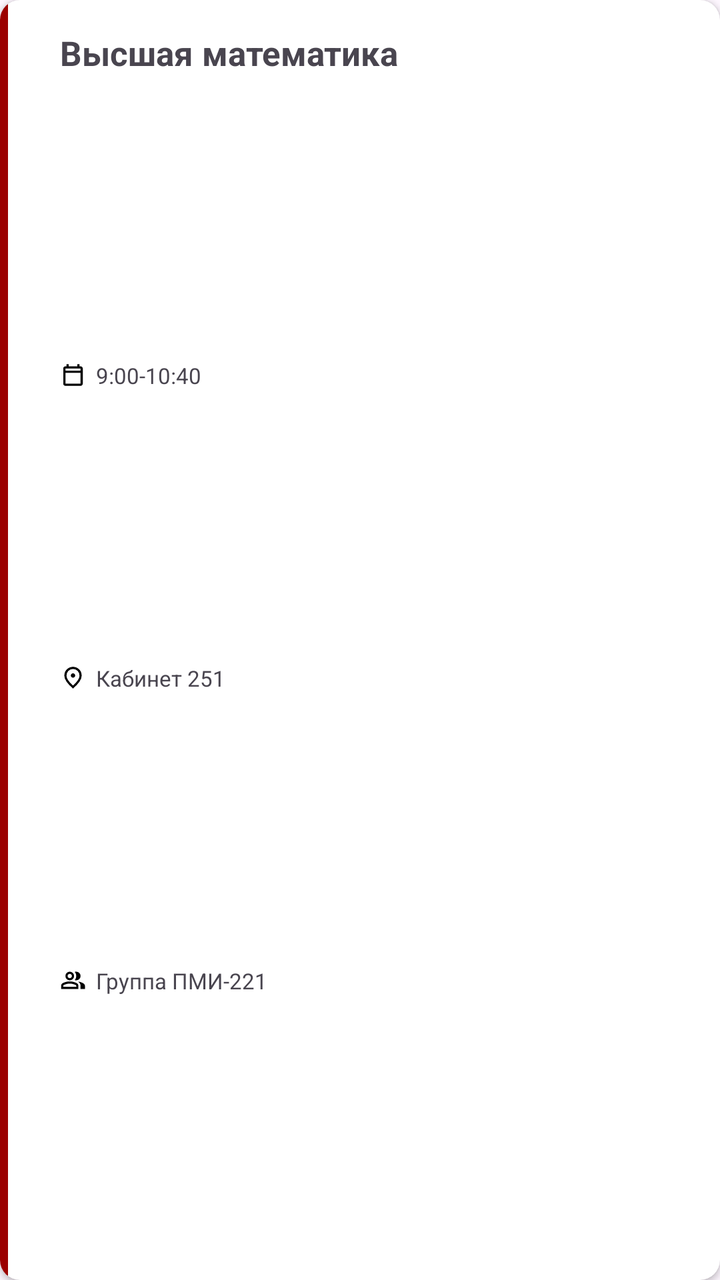
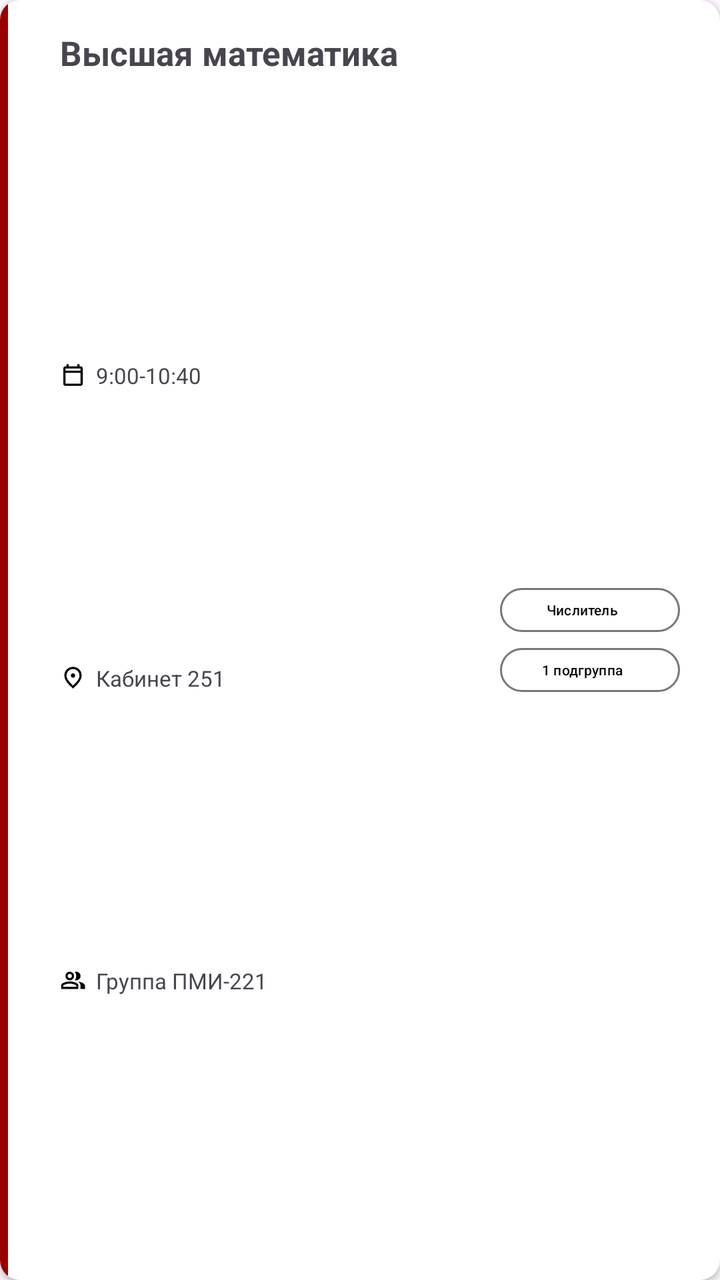

Before-and-after screenshots of an Android layout around one commit, followed by the original layout XML and the change that was made.
<!-- AndroidManifest.xml: application theme Theme.SKGA -->
<!-- res/layout/schedule_lesson_item.xml -->
<?xml version="1.0" encoding="utf-8"?>
<androidx.cardview.widget.CardView xmlns:android="http://schemas.android.com/apk/res/android"
    xmlns:app="http://schemas.android.com/apk/res-auto"
    android:id="@+id/nearestEventCV1"
    android:layout_width="match_parent"
    android:layout_height="wrap_content"
    android:layout_marginStart="20dp"
    android:layout_marginTop="5dp"
    android:layout_marginEnd="20dp"
    app:cardCornerRadius="10dp"
    app:layout_constraintTop_toBottomOf="@id/nearestEvents">

    <androidx.constraintlayout.widget.ConstraintLayout
        android:layout_width="match_parent"
        android:layout_height="match_parent">

        <androidx.cardview.widget.CardView
            android:id="@+id/cardColorStripe5"
            android:layout_width="4dp"
            android:layout_height="0dp"
            app:cardBackgroundColor="@color/red"
            app:cardCornerRadius="4dp"
            app:cardElevation="0dp"
            app:layout_constraintBottom_toBottomOf="parent"
            app:layout_constraintStart_toStartOf="parent"
            app:layout_constraintTop_toTopOf="parent" />

        <TextView
            android:id="@+id/scheduleLessonName"
            android:layout_width="wrap_content"
            android:layout_height="wrap_content"
            android:layout_marginStart="30dp"
            android:layout_marginTop="15dp"
            android:text="Высшая математика"
            android:textSize="17sp"
            android:textStyle="bold"
            app:layout_constraintStart_toStartOf="parent"
            app:layout_constraintTop_toTopOf="parent" />


        <ImageView
            android:id="@+id/eventDateIc"
            android:layout_width="13dp"
            android:layout_height="13dp"
            android:layout_marginTop="10dp"
            android:layout_marginEnd="5dp"
            android:src="@drawable/calendar_ic"
            android:tint="@color/black"
            app:layout_constraintBottom_toTopOf="@id/eventRoomIc"
            app:layout_constraintVertical_chainStyle="spread"
            app:layout_constraintStart_toStartOf="@id/scheduleLessonName"
            app:layout_constraintTop_toBottomOf="@id/scheduleLessonName" />

        <TextView
            android:id="@+id/scheduleLessonTime"
            android:layout_width="wrap_content"
            android:layout_height="wrap_content"
            android:layout_marginStart="5dp"
            android:text="9:00-10:40"
            android:textSize="11sp"
            app:layout_constraintBottom_toBottomOf="@id/eventDateIc"
            app:layout_constraintStart_toEndOf="@id/eventDateIc"
            app:layout_constraintTop_toTopOf="@id/eventDateIc" />

        <ImageView
            android:id="@+id/eventRoomIc"
            android:layout_width="13dp"
            android:layout_height="13dp"
            android:layout_marginTop="5dp"
            android:src="@drawable/location_ic"
            android:tint="@color/black"
            app:layout_constraintBottom_toTopOf="@id/eventAudienceIc"
            app:layout_constraintStart_toStartOf="@id/eventDateIc"
            app:layout_constraintTop_toBottomOf="@id/eventDateIc" />

        <TextView
            android:id="@+id/scheduleLessonRoom"
            android:layout_width="wrap_content"
            android:layout_height="wrap_content"
            android:layout_marginStart="5dp"
            android:text="Кабинет 251"
            android:textSize="11sp"
            app:layout_constraintBottom_toBottomOf="@id/eventRoomIc"
            app:layout_constraintStart_toEndOf="@id/eventRoomIc"
            app:layout_constraintTop_toTopOf="@id/eventRoomIc" />

        <ImageView
            android:id="@+id/eventAudienceIc"
            android:layout_width="13dp"
            android:layout_height="13dp"
            android:layout_marginTop="5dp"
            android:src="@drawable/groups_ic"
            android:tint="@color/black"
            android:layout_marginBottom="10dp"
            app:layout_constraintBottom_toBottomOf="parent"
            app:layout_constraintStart_toStartOf="@id/eventRoomIc"
            app:layout_constraintTop_toBottomOf="@id/eventRoomIc" />

        <TextView
            android:id="@+id/scheduleGroupName"
            android:layout_width="wrap_content"
            android:layout_height="wrap_content"
            android:layout_marginStart="5dp"
            android:text="Группа ПМИ-221"
            android:textSize="11sp"
            app:layout_constraintBottom_toBottomOf="@id/eventAudienceIc"
            app:layout_constraintStart_toEndOf="@id/eventAudienceIc"
            app:layout_constraintTop_toTopOf="@id/eventAudienceIc" />


    </androidx.constraintlayout.widget.ConstraintLayout>
</androidx.cardview.widget.CardView>
<!-- resources referenced by this layout -->
<resources>
  <color name="black">#FF000000</color>
  <color name="red">#9B0000</color>
  <!-- drawable calendar_ic (drawable) -->
  <vector xmlns:android="http://schemas.android.com/apk/res/android"
      android:width="24dp"
      android:height="24dp"
      android:viewportWidth="960"
      android:viewportHeight="960">
    <path
        android:pathData="M200,880q-33,0 -56.5,-23.5T120,800v-560q0,-33 23.5,-56.5T200,160h40v-80h80v80h320v-80h80v80h40q33,0 56.5,23.5T840,240v560q0,33 -23.5,56.5T760,880L200,880ZM200,800h560v-400L200,400v400ZM200,320h560v-80L200,240v80ZM200,320v-80,80Z"
        android:fillColor="#e3e3e3"/>
  </vector>
  <!-- drawable groups_ic (drawable) -->
  <vector xmlns:android="http://schemas.android.com/apk/res/android"
      android:width="24dp"
      android:height="24dp"
      android:viewportWidth="960"
      android:viewportHeight="960">
    <path
        android:pathData="M40,800v-112q0,-34 17.5,-62.5T104,582q62,-31 126,-46.5T360,520q66,0 130,15.5T616,582q29,15 46.5,43.5T680,688v112L40,800ZM760,800v-120q0,-44 -24.5,-84.5T666,526q51,6 96,20.5t84,35.5q36,20 55,44.5t19,53.5v120L760,800ZM247,433q-47,-47 -47,-113t47,-113q47,-47 113,-47t113,47q47,47 47,113t-47,113q-47,47 -113,47t-113,-47ZM713,433q-47,47 -113,47 -11,0 -28,-2.5t-28,-5.5q27,-32 41.5,-71t14.5,-81q0,-42 -14.5,-81T544,168q14,-5 28,-6.5t28,-1.5q66,0 113,47t47,113q0,66 -47,113ZM120,720h480v-32q0,-11 -5.5,-20T580,654q-54,-27 -109,-40.5T360,600q-56,0 -111,13.5T140,654q-9,5 -14.5,14t-5.5,20v32ZM416.5,376.5Q440,353 440,320t-23.5,-56.5Q393,240 360,240t-56.5,23.5Q280,287 280,320t23.5,56.5Q327,400 360,400t56.5,-23.5ZM360,720ZM360,320Z"
        android:fillColor="#e3e3e3"/>
  </vector>
  <!-- drawable location_ic (drawable) -->
  <vector xmlns:android="http://schemas.android.com/apk/res/android"
      android:width="24dp"
      android:height="24dp"
      android:viewportWidth="960"
      android:viewportHeight="960">
    <path
        android:pathData="M536.5,456.5Q560,433 560,400t-23.5,-56.5Q513,320 480,320t-56.5,23.5Q400,367 400,400t23.5,56.5Q447,480 480,480t56.5,-23.5ZM480,774q122,-112 181,-203.5T720,408q0,-109 -69.5,-178.5T480,160q-101,0 -170.5,69.5T240,408q0,71 59,162.5T480,774ZM480,880Q319,743 239.5,625.5T160,408q0,-150 96.5,-239T480,80q127,0 223.5,89T800,408q0,100 -79.5,217.5T480,880ZM480,400Z"
        android:fillColor="#e3e3e3"/>
  </vector>
  <style name="Theme.SKGA" parent="Base.Theme.SKGA" />
  <style name="Base.Theme.SKGA" parent="Theme.Material3.DayNight.NoActionBar">
          
          
      </style>
</resources>

<!-- the commit's change to res/layout/schedule_lesson_item.xml (unified diff, before → after) -->
@@ -107,6 +107,33 @@
             app:layout_constraintStart_toEndOf="@id/eventAudienceIc"
             app:layout_constraintTop_toTopOf="@id/eventAudienceIc" />
 
+        <com.google.android.material.button.MaterialButton
+            android:id="@+id/weekTypeTv"
+            style="@style/Widget.Material3.Button.OutlinedButton.Icon"
+            android:layout_width="90dp"
+            android:layout_height="30dp"
+            android:layout_marginEnd="20sp"
+            android:text="Числитель"
+            android:textColor="@color/black"
+            android:textSize="7sp"
+            app:layout_constraintEnd_toEndOf="parent"
+            app:layout_constraintBottom_toTopOf="@id/subgroupTV"
+            app:layout_constraintTop_toTopOf="parent"
+            app:layout_constraintVertical_chainStyle="packed"/>
+
+
+        <com.google.android.material.button.MaterialButton
+            android:id="@+id/subgroupTV"
+            style="@style/Widget.Material3.Button.OutlinedButton.Icon"
+            android:layout_width="90dp"
+            android:layout_height="30dp"
+            android:layout_marginEnd="20sp"
+            android:text="1 подгруппа"
+            android:textColor="@color/black"
+            app:layout_constraintBottom_toBottomOf="parent"
+            android:textSize="7sp"
+            app:layout_constraintEnd_toEndOf="parent"
+            app:layout_constraintTop_toBottomOf="@id/weekTypeTv" />
 
     </androidx.constraintlayout.widget.ConstraintLayout>
 </androidx.cardview.widget.CardView>
